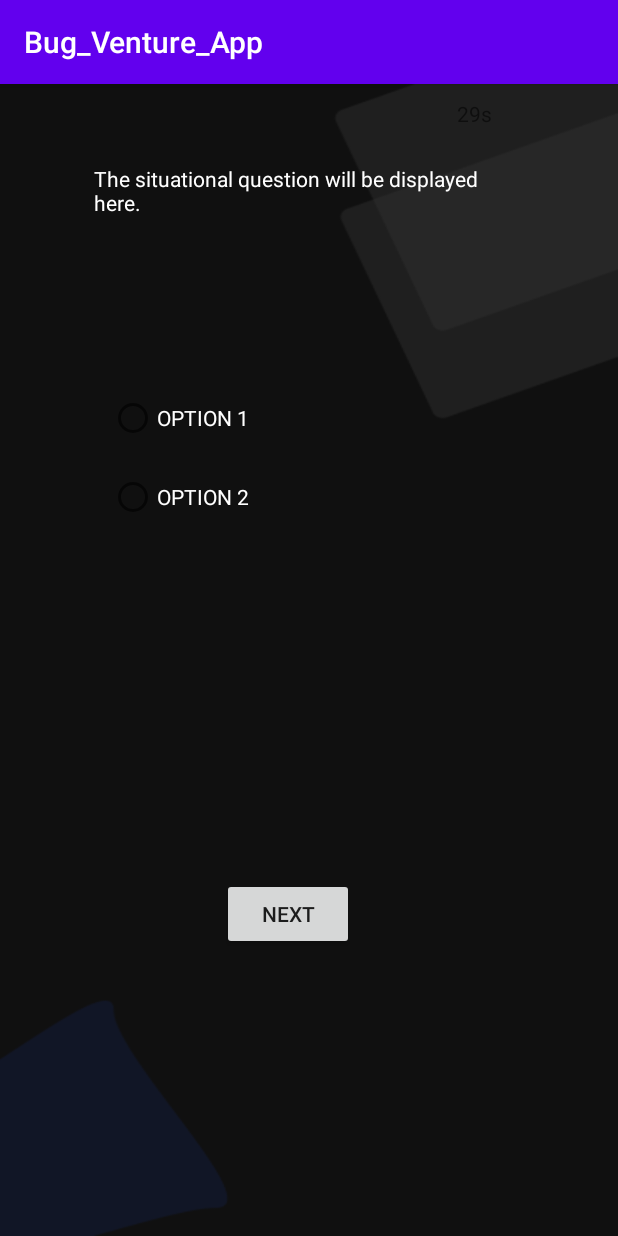
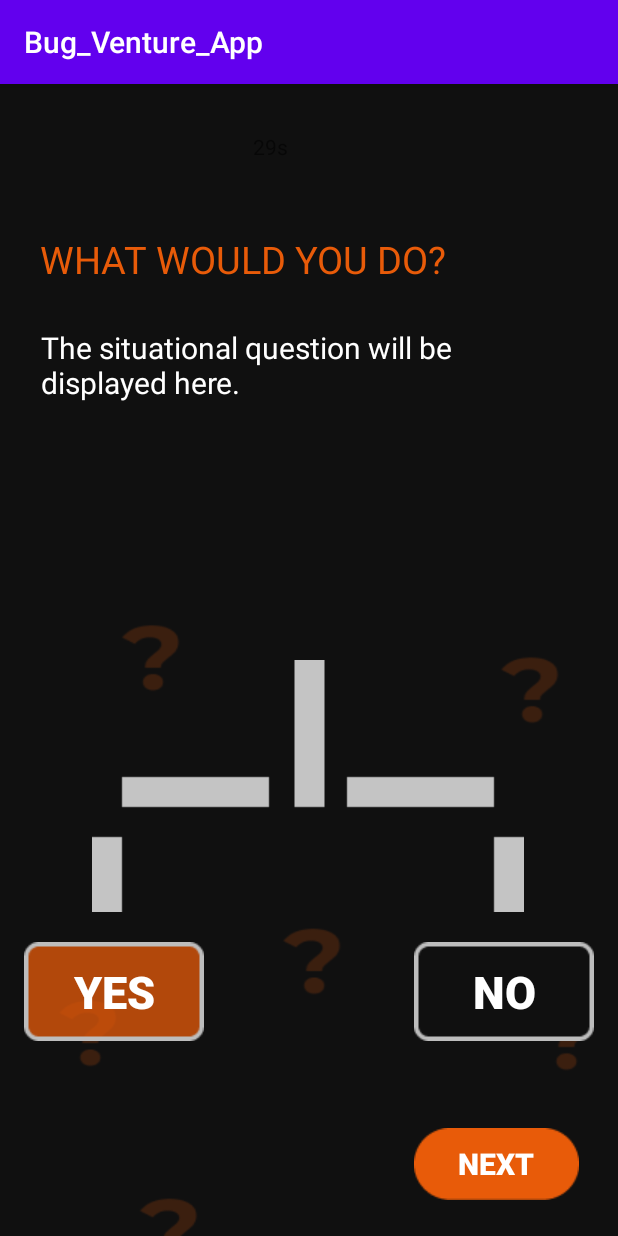
Before and after one commit to MFC-VIT/Bug-Venture-Quiz-App, an Android app: the Situation_Ques screen opened directly, with no data from a screen before it, on a phone screen of 412 x 824 dp. Run offline under Robolectric (Android 15) with nearby library versions, the phone set to English and light mode, and no system bars.

Commit message:
error in app loading

```diff
--- a/app/src/main/java/com/example/bug_venture_app/Situation_Ques.java
+++ b/app/src/main/java/com/example/bug_venture_app/Situation_Ques.java
@@ -8,14 +8,12 @@ import android.os.Bundle;
 import android.os.CountDownTimer;
 import android.view.View;
 import android.widget.Button;
-import android.widget.RadioButton;
 import android.widget.TextView;
 import android.widget.Toast;
 
 public class Situation_Ques extends AppCompatActivity {
 
-    Button submit;
-    RadioButton rd1, rd2, rd3, rd4;
+    Button submit,rd1, rd2, rd3, rd4;
     TextView question;
     TextView textView2;
 
@@ -24,8 +22,8 @@ public class Situation_Ques extends AppCompatActivity {
         super.onCreate(savedInstanceState);
         setContentView(R.layout.activity_situation__ques);
 
-        rd1 = (RadioButton) findViewById(R.id.radioButton);
-        rd2 = (RadioButton) findViewById(R.id.radioButton2);
+        rd1 = (Button) findViewById(R.id.button3);
+        rd2 = (Button) findViewById(R.id.button8);
 
         submit = (Button) findViewById(R.id.button5);
         textView2 = (TextView) findViewById(R.id.time_sit);
@@ -75,14 +73,14 @@ public class Situation_Ques extends AppCompatActivity {
         Toast.makeText(this,"Sorry Not Possible!",Toast.LENGTH_SHORT).show();
     }
 
-    public void on_click_radio(View view) {
-        boolean checked = ((RadioButton) view).isChecked();
+    public void on_click_situation(View view) {
+        boolean checked = ((Button) view).isPressed();
         switch (view.getId()){
-            case R.id.radioButton:
+            case R.id.button3:
                 if(checked)
                     rd1.setTextColor(Color.GREEN);
                 break;
-            case R.id.radioButton2:
+            case R.id.button8:
                 if(checked)
                     rd2.setTextColor(Color.GREEN);
                 break;
--- a/app/src/main/res/layout/activity_main3.xml
+++ b/app/src/main/res/layout/activity_main3.xml
@@ -49,7 +49,7 @@
         android:layout_marginEnd="226dp"
         app:layout_constraintEnd_toEndOf="parent"
         app:layout_constraintTop_toTopOf="parent"
-        app:srcCompat="@drawable/login" />
+        app:srcCompat="@drawable/login_" />
 
     <ImageView
         android:id="@+id/imageView5"
--- a/app/src/main/res/layout/activity_situation__ques.xml
+++ b/app/src/main/res/layout/activity_situation__ques.xml
@@ -4,63 +4,97 @@
     xmlns:tools="http://schemas.android.com/tools"
     android:layout_width="match_parent"
     android:layout_height="match_parent"
-    tools:context=".Situation_Ques"
-    android:background="@drawable/login_back">
+    android:background="@drawable/situation_background"
+    tools:context=".Situation_Ques">
 
     <TextView
         android:id="@+id/textView6"
-        android:layout_width="276dp"
-        android:layout_height="97dp"
-        android:layout_marginTop="53dp"
-        android:layout_marginEnd="73dp"
+        android:layout_width="300dp"
+        android:layout_height="wrap_content"
+        android:layout_marginTop="28dp"
         android:text="@string/situation_ques"
         android:textColor="@android:color/white"
+        android:textSize="20sp"
         app:layout_constraintEnd_toEndOf="parent"
-        app:layout_constraintTop_toTopOf="parent" />
-
-    <RadioGroup
-        android:id="@+id/radioGroup"
-        android:layout_width="266dp"
-        android:layout_height="300dp"
-        android:layout_marginTop="47dp"
-        android:layout_marginEnd="73dp"
-        app:layout_constraintEnd_toEndOf="parent"
-        app:layout_constraintTop_toBottomOf="@+id/textView6">
-
-        <RadioButton
-            android:id="@+id/radioButton"
-            android:layout_width="match_parent"
-            android:layout_height="49dp"
-            android:onClick="on_click_radio"
-            android:text="@string/option_1"
-            style="@style/radio_button_style"/>
-
-        <RadioButton
-            android:id="@+id/radioButton2"
-            android:layout_width="match_parent"
-            android:layout_height="56dp"
-            android:onClick="on_click_radio"
-            android:text="@string/option_2"
-            style="@style/radio_button_style"/>
-
-    </RadioGroup>
+        app:layout_constraintHorizontal_bias="0.243"
+        app:layout_constraintStart_toStartOf="parent"
+        app:layout_constraintTop_toBottomOf="@+id/textView9" />
 
     <Button
         android:id="@+id/button5"
         android:layout_width="wrap_content"
         android:layout_height="wrap_content"
-        android:layout_marginTop="31dp"
-        android:layout_marginEnd="176dp"
+        android:layout_marginBottom="24dp"
+        android:background="@drawable/situation_next_button"
         android:text="@string/next_button"
+        android:textColor="#ffffff"
+        android:textSize="20sp"
+        android:textStyle="bold"
+        app:layout_constraintBottom_toBottomOf="parent"
         app:layout_constraintEnd_toEndOf="parent"
-        app:layout_constraintTop_toBottomOf="@+id/radioGroup" />
+        app:layout_constraintHorizontal_bias="0.913"
+        app:layout_constraintStart_toStartOf="parent" />
 
     <TextView
         android:id="@+id/time_sit"
         android:layout_width="75dp"
         android:layout_height="27dp"
-        android:layout_marginTop="10dp"
-        android:layout_marginEnd="32dp"
+        android:layout_marginTop="32dp"
         app:layout_constraintEnd_toEndOf="parent"
+        app:layout_constraintStart_toStartOf="parent"
         app:layout_constraintTop_toTopOf="parent" />
+
+    <TextView
+        android:id="@+id/textView9"
+        style="@style/what_would_"
+        android:layout_width="wrap_content"
+        android:layout_height="wrap_content"
+        android:layout_marginTop="40dp"
+        android:text="@string/situation_string_"
+        app:layout_constraintEnd_toEndOf="parent"
+        app:layout_constraintHorizontal_bias="0.19"
+        app:layout_constraintStart_toStartOf="parent"
+        app:layout_constraintTop_toBottomOf="@+id/time_sit" />
+
+    <ImageView
+        android:id="@+id/imageView7"
+        android:layout_width="wrap_content"
+        android:layout_height="wrap_content"
+        android:layout_marginBottom="216dp"
+        app:layout_constraintBottom_toBottomOf="parent"
+        app:layout_constraintEnd_toEndOf="parent"
+        app:layout_constraintHorizontal_bias="0.495"
+        app:layout_constraintStart_toStartOf="parent"
+        app:srcCompat="@drawable/situation_button_theme" />
+
+    <Button
+        android:id="@+id/button3"
+        android:layout_width="wrap_content"
+        android:layout_height="wrap_content"
+        android:layout_marginStart="16dp"
+        android:layout_marginTop="20dp"
+        android:background="@drawable/situation_yes_button"
+        android:text="@string/yes"
+        android:textColor="#FFFFFF"
+        android:textSize="30sp"
+        android:textStyle="bold"
+        app:layout_constraintStart_toStartOf="parent"
+        app:layout_constraintTop_toBottomOf="@+id/imageView7"
+        android:onClick="on_click_situation"/>
+
+    <Button
+        android:id="@+id/button8"
+        android:layout_width="wrap_content"
+        android:layout_height="wrap_content"
+        android:layout_marginTop="20dp"
+        android:layout_marginEnd="16dp"
+        android:background="@drawable/situation_no_button"
+        android:text="@string/no"
+        android:textColor="@android:color/white"
+        android:textSize="30sp"
+        android:textStyle="bold"
+        app:layout_constraintEnd_toEndOf="parent"
+        app:layout_constraintTop_toBottomOf="@+id/imageView7"
+        android:onClick="on_click_situation"/>
+
 </androidx.constraintlayout.widget.ConstraintLayout>
--- a/app/src/main/res/values/strings.xml
+++ b/app/src/main/res/values/strings.xml
@@ -17,11 +17,15 @@
     <string name="option_2">OPTION 2</string>
     <string name="option_3">OPTION 3</string>
     <string name="option_4">OPTION 4</string>
-    <string name="next_button">NExt</string>
+    <string name="next_button">Next</string>
     <string name="situation_ques">The situational question will be displayed here.</string>
     <string name="time_up">The time is up!</string>
     <string name="bug_image">This is the bug image.</string>
     <string name="bug_venture">The written bug venture.</string>
     <string name="mfc_l">The MFC String</string>
+    <string name="situation_string_">WHAT WOULD YOU DO?</string>
+    <string name="yes">Yes</string>
+    <string name="no">No</string>
+    <string name="debugcodeheading">DEBUG THE CODE.</string>
 
 </resources>
--- a/app/src/main/res/values/styles.xml
+++ b/app/src/main/res/values/styles.xml
@@ -32,4 +32,16 @@
 
     </style>
 
+    <style name="what_would_">
+
+        <item name="android:textSize">
+            25sp
+        </item>
+
+        <item name="android:textColor">
+            #E85B09
+        </item>
+
+    </style>
+
 </resources>
```
Also changed, not shown: app/src/main/res/layout/activity_debug_question.xml (+48 -18 lines), app/src/main/res/layout/activity_main4.xml (+4 -14 lines), app/src/main/res/drawable/debug_option_background.png (added), app/src/main/res/drawable/login_.png (renamed from app/src/main/res/drawable/login.png), app/src/main/res/drawable/option_circle.png (added), app/src/main/res/drawable/situation_background.png (added), app/src/main/res/drawable/situation_button_theme.png (added), app/src/main/res/drawable/situation_next_button.png (added), app/src/main/res/drawable/situation_no_button.png (added), app/src/main/res/drawable/situation_yes_button.png (added), 50 other files.
